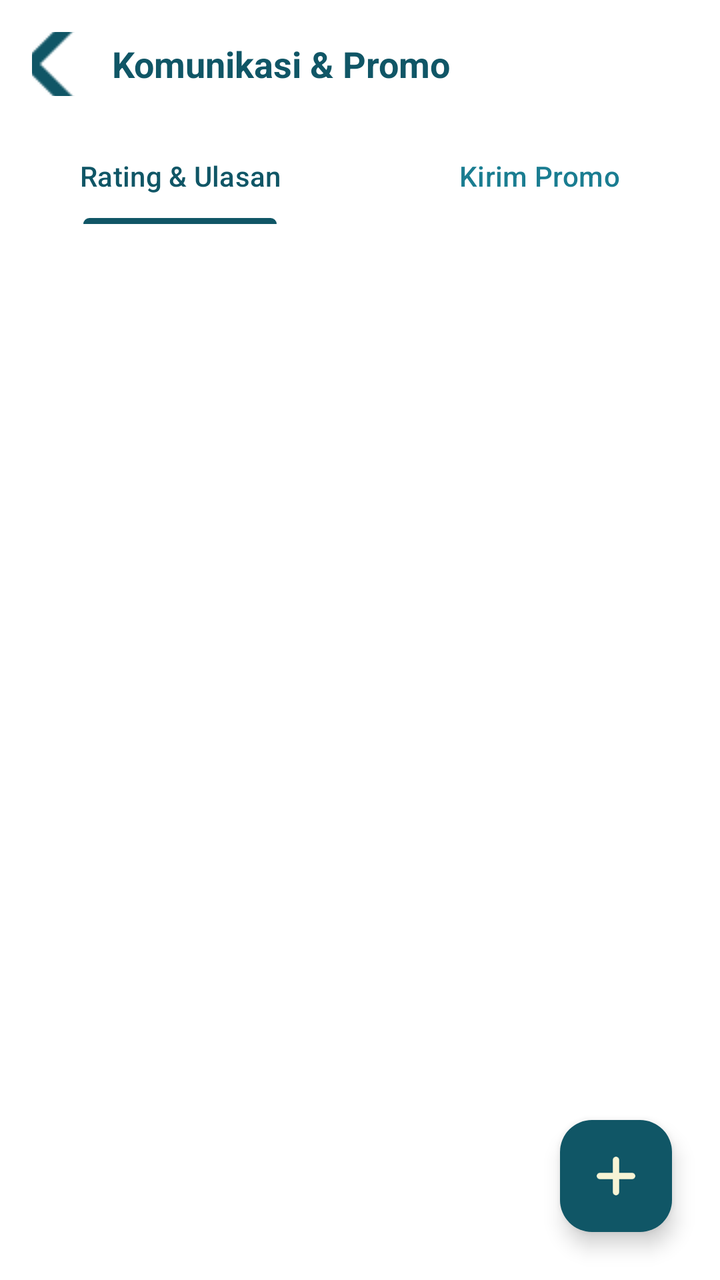
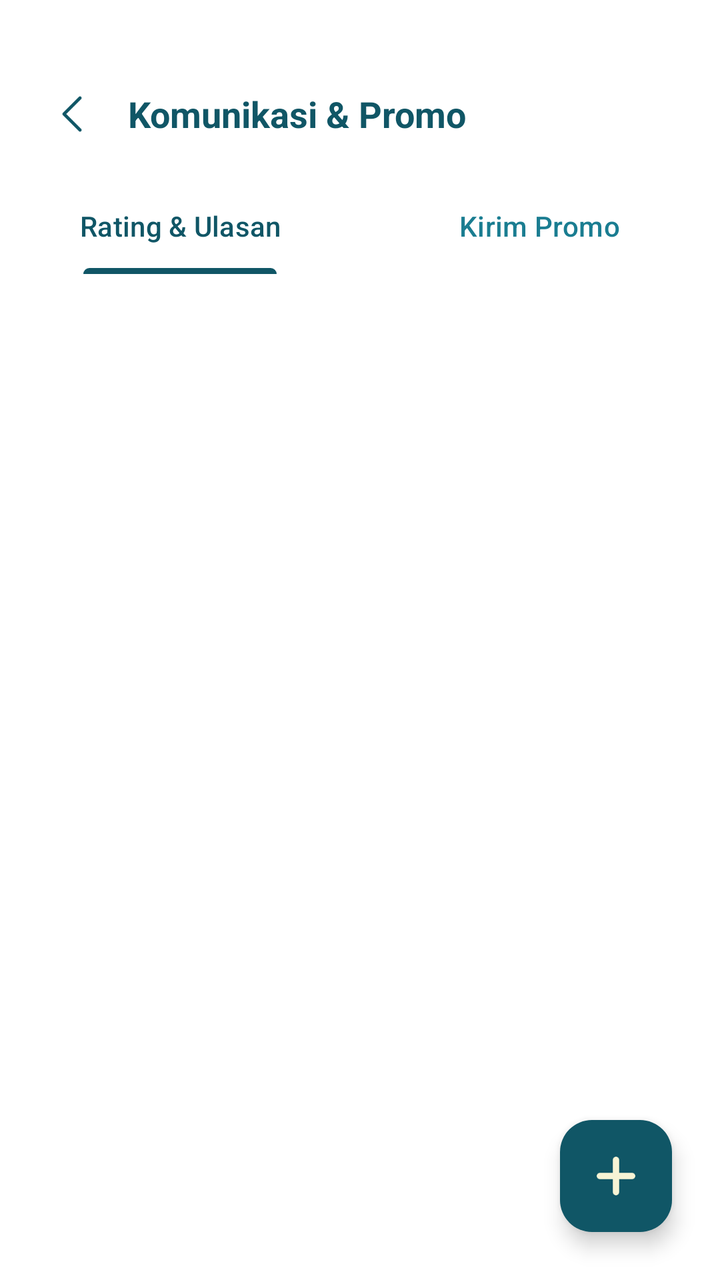

Before-and-after screenshots of an Android layout around one commit, followed by the original layout XML and the change that was made.
<!-- AndroidManifest.xml: application theme Theme.Penjualan -->
<!-- res/layout/activity_komunikasi.xml -->
<?xml version="1.0" encoding="utf-8"?>
<androidx.coordinatorlayout.widget.CoordinatorLayout xmlns:android="http://schemas.android.com/apk/res/android"
    xmlns:app="http://schemas.android.com/apk/res-auto"
    android:layout_width="match_parent"
    android:layout_height="match_parent"
    android:background="@color/white">

    <com.google.android.material.appbar.AppBarLayout
        android:layout_width="match_parent"
        android:layout_height="wrap_content"
        android:background="@color/white"
        app:elevation="0dp">

        <androidx.appcompat.widget.Toolbar
            android:id="@+id/toolbarKomunikasi"
            android:layout_width="match_parent"
            android:layout_height="?attr/actionBarSize">

            <ImageButton
                android:id="@+id/btnBackKomunikasi"
                android:layout_width="32dp"
                android:layout_height="32dp"
                android:background="?attr/selectableItemBackgroundBorderless"
                android:src="@drawable/ic_back"
                app:tint="@color/teal_deep" />

            <TextView
                android:layout_width="wrap_content"
                android:layout_height="wrap_content"
                android:layout_marginStart="24dp"
                android:text="Komunikasi &amp; Promo"
                android:textColor="@color/teal_deep"
                android:textSize="18sp"
                android:textStyle="bold" />
        </androidx.appcompat.widget.Toolbar>

        <com.google.android.material.tabs.TabLayout
            android:id="@+id/tabKomunikasi"
            android:layout_width="match_parent"
            android:layout_height="wrap_content"
            android:background="@color/white"
            app:tabIndicatorColor="@color/teal_deep"
            app:tabSelectedTextColor="@color/teal_deep"
            app:tabTextColor="@color/teal_light">
            <com.google.android.material.tabs.TabItem
                android:layout_width="wrap_content"
                android:layout_height="wrap_content"
                android:text="Rating &amp; Ulasan" />
            <com.google.android.material.tabs.TabItem
                android:layout_width="wrap_content"
                android:layout_height="wrap_content"
                android:text="Kirim Promo" />
        </com.google.android.material.tabs.TabLayout>
    </com.google.android.material.appbar.AppBarLayout>

    <FrameLayout
        android:layout_width="match_parent"
        android:layout_height="match_parent"
        app:layout_behavior="@string/appbar_scrolling_view_behavior">

        <LinearLayout
            android:id="@+id/layoutRating"
            android:layout_width="match_parent"
            android:layout_height="match_parent"
            android:orientation="vertical"
            android:visibility="visible">

            <androidx.recyclerview.widget.RecyclerView
                android:id="@+id/rvRating"
                android:layout_width="match_parent"
                android:layout_height="match_parent"
                android:padding="8dp" />
        </LinearLayout>

        <LinearLayout
            android:id="@+id/layoutPromo"
            android:layout_width="match_parent"
            android:layout_height="match_parent"
            android:orientation="vertical"
            android:visibility="gone">

            <com.google.android.material.card.MaterialCardView
                android:layout_width="match_parent"
                android:layout_height="wrap_content"
                android:layout_margin="12dp"
                app:cardCornerRadius="12dp"
                app:cardElevation="2dp">
                <LinearLayout
                    android:layout_width="match_parent"
                    android:layout_height="wrap_content"
                    android:orientation="vertical"
                    android:padding="16dp">
                    <TextView
                        android:layout_width="wrap_content"
                        android:layout_height="wrap_content"
                        android:text="Broadcast Promo"
                        android:textStyle="bold"
                        android:textColor="#4CAF50"/>
                    <TextView
                        android:layout_width="wrap_content"
                        android:layout_height="wrap_content"
                        android:text="Kirim pesan promosi ke pelanggan via WhatsApp"
                        android:textSize="12sp"
                        android:textColor="#757575"/>
                    <com.google.android.material.textfield.TextInputLayout
                        style="@style/Widget.MaterialComponents.TextInputLayout.OutlinedBox"
                        android:layout_width="match_parent"
                        android:layout_height="wrap_content"
                        android:layout_marginTop="12dp"
                        android:hint="Tulis Pesan Promo">
                        <com.google.android.material.textfield.TextInputEditText
                            android:id="@+id/etPesanPromo"
                            android:layout_width="match_parent"
                            android:layout_height="wrap_content"
                            android:inputType="textMultiLine"
                            android:minLines="3" />
                    </com.google.android.material.textfield.TextInputLayout>
                </LinearLayout>
            </com.google.android.material.card.MaterialCardView>

            <androidx.recyclerview.widget.RecyclerView
                android:id="@+id/rvPelangganPromo"
                android:layout_width="match_parent"
                android:layout_height="match_parent"
                android:padding="8dp" />
        </LinearLayout>

    </FrameLayout>

    <com.google.android.material.floatingactionbutton.FloatingActionButton
        android:id="@+id/fabTambahRating"
        android:layout_width="wrap_content"
        android:layout_height="wrap_content"
        android:layout_gravity="bottom|end"
        android:layout_margin="24dp"
        android:src="@drawable/ic_plus"
        app:backgroundTint="@color/teal_deep"
        app:tint="@color/cream" />

</androidx.coordinatorlayout.widget.CoordinatorLayout>
<!-- resources referenced by this layout -->
<resources>
  <color name="cream">#F7F4D5</color>
  <color name="teal_deep">#105666</color>
  <color name="teal_light">#1A7D91</color>
  <color name="white">#FFFFFFFF</color>
  <!-- drawable ic_back: png bitmap (drawable, 536 bytes) -->
  <!-- drawable ic_plus: png bitmap (drawable, 815 bytes) -->
  <style name="Theme.Penjualan" parent="Base.Theme.Penjualan" />
  <style name="Base.Theme.Penjualan" parent="Theme.Material3.DayNight.NoActionBar">
          
          <item name="colorPrimary">@color/teal_deep</item>
          <item name="colorOnPrimary">@color/cream</item>
          <item name="colorPrimaryContainer">@color/teal_light</item>
          <item name="colorOnPrimaryContainer">@color/white</item>
  
          <item name="colorSecondary">@color/teal_light</item>
          <item name="colorOnSecondary">@color/white</item>
  
          <item name="android:windowBackground">@color/white</item>
          <item name="android:statusBarColor">@color/teal_deep</item>
      </style>
</resources>

<!-- the commit's change to res/layout/activity_komunikasi.xml (unified diff, before → after) -->
@@ -9,6 +9,7 @@
         android:layout_width="match_parent"
         android:layout_height="wrap_content"
         android:background="@color/white"
+        android:paddingTop="25dp"
         app:elevation="0dp">
 
         <androidx.appcompat.widget.Toolbar
@@ -18,10 +19,12 @@
 
             <ImageButton
                 android:id="@+id/btnBackKomunikasi"
-                android:layout_width="32dp"
-                android:layout_height="32dp"
+                android:layout_width="40dp"
+                android:layout_height="40dp"
                 android:background="?attr/selectableItemBackgroundBorderless"
                 android:src="@drawable/ic_back"
+                android:padding="8dp"
+                android:scaleType="centerInside"
                 app:tint="@color/teal_deep" />
 
             <TextView
